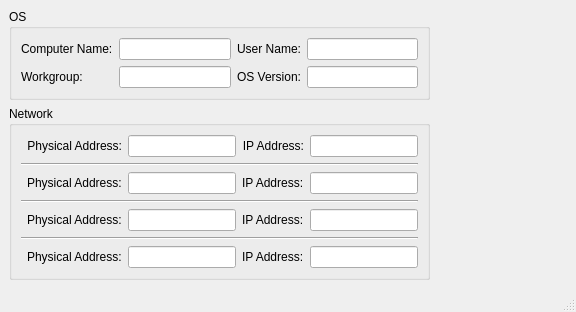
The window that APP/src/managementsystem/plugins/bulletinboard/systemsummaryinfo.ui (RallyWRT/qtapplications) describes before a commit, drawn with Qt 5.
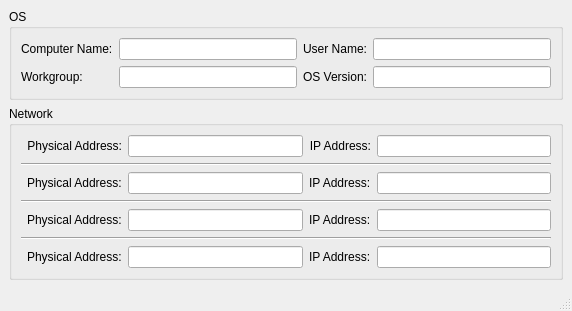
The same window after the commit.

```diff
--- a/APP/src/managementsystem/plugins/bulletinboard/systemsummaryinfo.ui
+++ b/APP/src/managementsystem/plugins/bulletinboard/systemsummaryinfo.ui
@@ -6,8 +6,8 @@
    <rect>
     <x>0</x>
     <y>0</y>
-    <width>576</width>
-    <height>304</height>
+    <width>572</width>
+    <height>310</height>
    </rect>
   </property>
   <property name="sizePolicy">
@@ -20,12 +20,21 @@
    <string>System Summary Information</string>
   </property>
   <widget class="QWidget" name="centralwidget">
+   <property name="sizePolicy">
+    <sizepolicy hsizetype="Expanding" vsizetype="Expanding">
+     <horstretch>0</horstretch>
+     <verstretch>0</verstretch>
+    </sizepolicy>
+   </property>
    <layout class="QGridLayout" name="gridLayout_3">
-    <property name="sizeConstraint">
-     <enum>QLayout::SetFixedSize</enum>
-    </property>
     <item row="0" column="0">
      <widget class="QGroupBox" name="groupBox">
+      <property name="sizePolicy">
+       <sizepolicy hsizetype="Expanding" vsizetype="Preferred">
+        <horstretch>0</horstretch>
+        <verstretch>0</verstretch>
+       </sizepolicy>
+      </property>
       <property name="title">
        <string>OS</string>
       </property>
@@ -103,6 +112,12 @@
     </item>
     <item row="1" column="0">
      <widget class="QGroupBox" name="groupBox_2">
+      <property name="sizePolicy">
+       <sizepolicy hsizetype="Expanding" vsizetype="Preferred">
+        <horstretch>0</horstretch>
+        <verstretch>0</verstretch>
+       </sizepolicy>
+      </property>
       <property name="title">
        <string>Network</string>
       </property>
```
Left out of the diff: 4 changed lines with no effect on the pictures.
